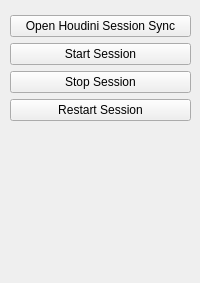
Above: Gems/Gamiant/HoudiniEngine/Code/Source/UI/HoudiniSessionControls.ui from Gamiant/o3de before the change. Below: the same form after it.
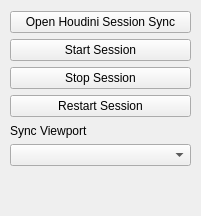
That is the form after the change.

Commit message: Viewport synchronization (first pass) and cleanup

```diff
--- a/Gems/Gamiant/HoudiniEngine/Code/Source/UI/HoudiniSessionControls.ui
+++ b/Gems/Gamiant/HoudiniEngine/Code/Source/UI/HoudiniSessionControls.ui
@@ -6,8 +6,8 @@
    <rect>
     <x>0</x>
     <y>0</y>
-    <width>200</width>
-    <height>283</height>
+    <width>201</width>
+    <height>216</height>
    </rect>
   </property>
   <property name="minimumSize">
@@ -19,13 +19,13 @@
   <property name="windowTitle">
    <string>Houdini Status</string>
   </property>
-  <widget class="QWidget" name="">
+  <widget class="QWidget" name="layoutWidget">
    <property name="geometry">
     <rect>
      <x>10</x>
      <y>-10</y>
      <width>181</width>
-     <height>131</height>
+     <height>176</height>
     </rect>
    </property>
    <layout class="QVBoxLayout" name="verticalLayout">
@@ -64,6 +64,16 @@
       </property>
      </widget>
     </item>
+    <item>
+     <widget class="QLabel" name="label">
+      <property name="text">
+       <string>Sync Viewport</string>
+      </property>
+     </widget>
+    </item>
+    <item>
+     <widget class="QComboBox" name="cbSyncViewport"/>
+    </item>
    </layout>
   </widget>
  </widget>
```
The commit also changes 16 other files.
